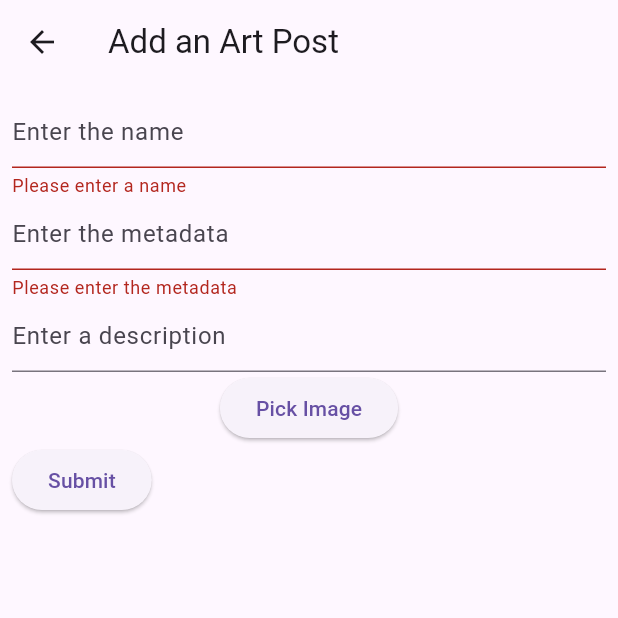
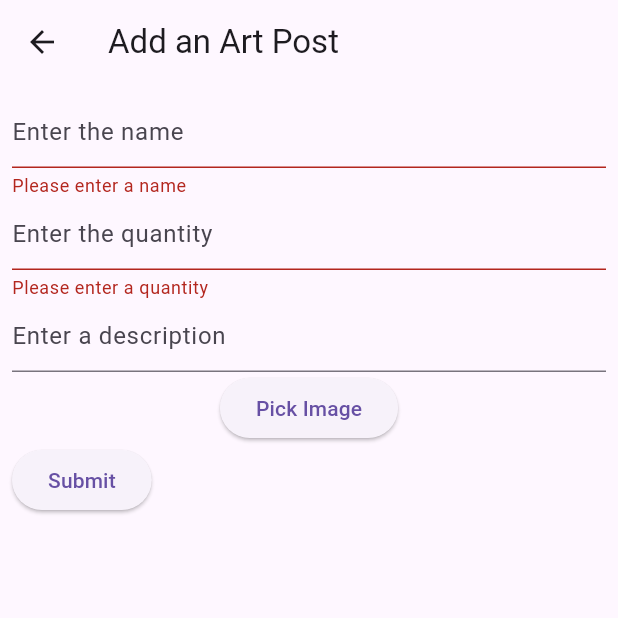
Before and after one commit to Zhgorrin/Art-Gallery, a Flutter app: the AddScreen screen opened directly, after a tap on "Submit", on a phone screen of 412 x 824 dp, the top half of it. Run offline on Flutter 3.47's test engine with Material 3 defaults, Android fonts, the phone set to English and light mode, and no system bars; our stand-ins replace cloud_firestore, firebase_auth, firebase_core, firebase_storage, image_picker; accounts and stored records are empty.

Commit message:
Add files via upload
Final Art-Book App.

```diff
--- a/pj2/lib/add.dart
+++ b/pj2/lib/add.dart
@@ -53,10 +53,10 @@ class _AddScreenState extends State<AddScreen> {
                 TextFormField(
                   controller: _controllerQuantity,
                   decoration:
-                      const InputDecoration(hintText: 'Enter the metadata'),
+                      const InputDecoration(hintText: 'Enter the quantity'),
                   validator: (String? value) {
                     if (value == null || value.isEmpty) {
-                      return 'Please enter the metadata';
+                      return 'Please enter a quantity';
                     }
                     return null;
                   },
--- a/pj2/lib/chat_screen.dart
+++ b/pj2/lib/chat_screen.dart
@@ -1,4 +1,4 @@
-// // chat_screen.dart
+// chat_screen.dart
 import 'package:flutter/material.dart';
 import 'package:cloud_firestore/cloud_firestore.dart';
 import 'package:firebase_auth/firebase_auth.dart';
@@ -58,7 +58,7 @@ class _ChatScreenState extends State<ChatScreen> {
                       title: Text(message['sender']),
                       subtitle: Text(message['text']),
                       trailing: Text(
-                        DateFormat('MM/dd/yyyy HH:mm')
+                        DateFormat('MM/dd/yyyy, hh:mm a')
                             .format(message['timestamp'].toDate()),
                       ),
                     );
```
Also changed, not shown: pj2/lib/artboard.dart (+15 -1 lines).
